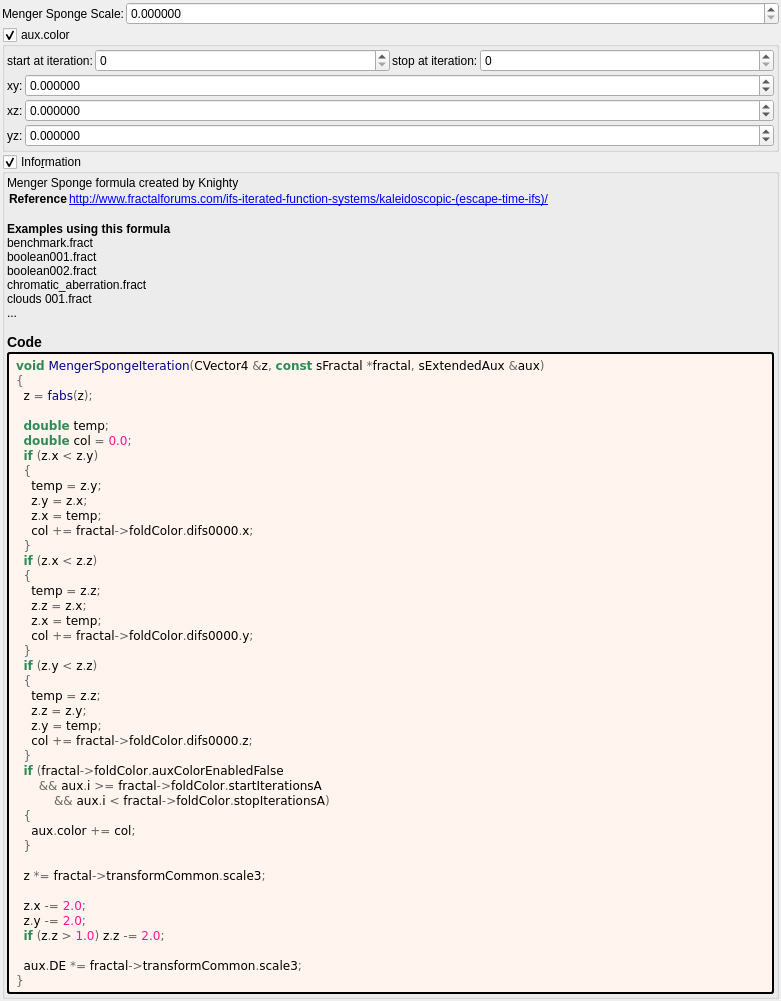
Qt form mandelbulber2/deploy/share/mandelbulber2/formula/ui/menger_sponge.ui (irinox-ctrl/mandelbulber2) before a commit.
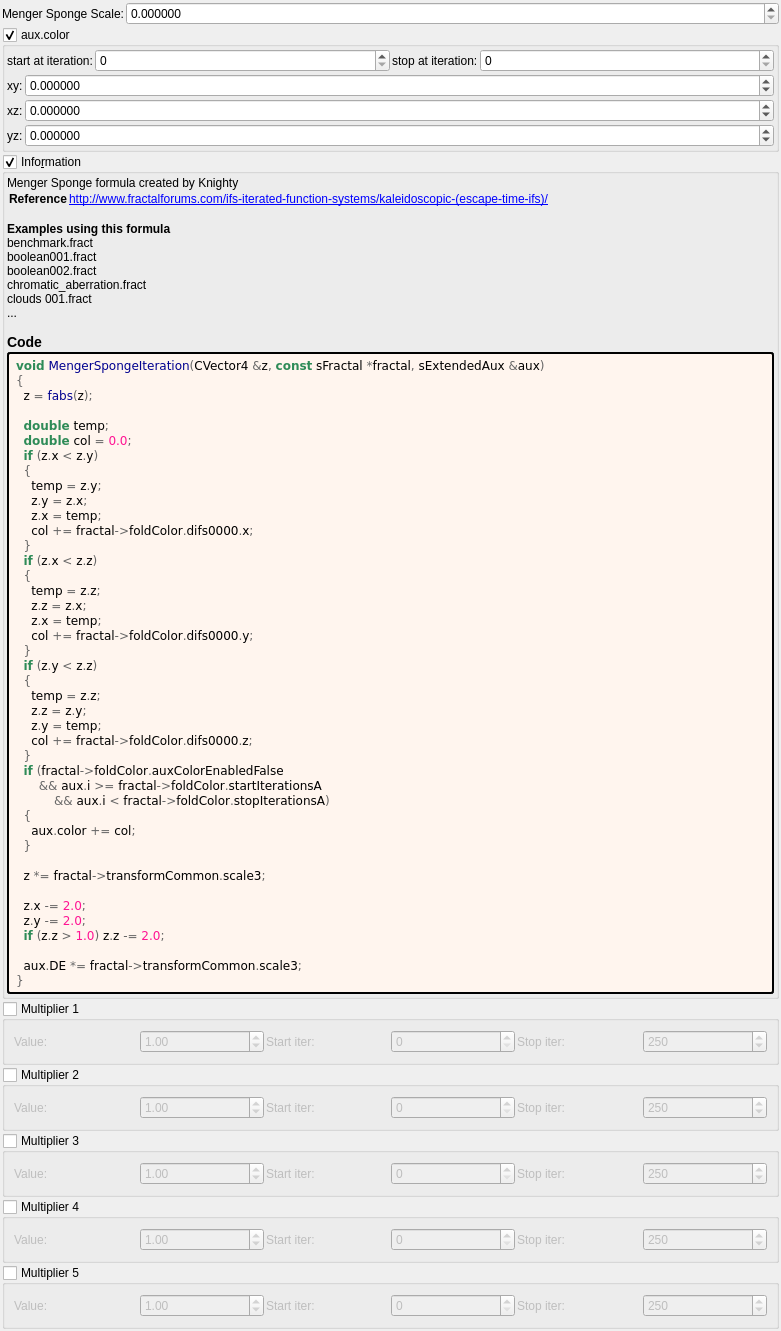
The same form after that commit. Custom widgets are drawn as their Qt base class.

Commit message:
feat: add 5 general-purpose multipliers to all 1007 fractal formulas
Each multiplier has:
- Checkbox (OFF by default)
- Value spinbox (default 1.0, range -100 to 100)
- Iteration start/stop range

Logic: z *= value; DE *= |value|;

Uses existing transformCommon parameters:
- Checkboxes: functionEnabledBx/By/Bz/Bw/CzFalse
- Values: scale4/5/6/8/16
- Ranges: startIterationsB-F/stopIterationsB-F

Modified 1007 .cpp (CPU), 1006 .cl (GPU), 1023 .ui files.
Both source (formula/) and deploy (deploy/share/) copies updated.

What changed in the file:
```diff
--- a/mandelbulber2/deploy/share/mandelbulber2/formula/ui/menger_sponge.ui
+++ b/mandelbulber2/deploy/share/mandelbulber2/formula/ui/menger_sponge.ui
@@ -373,6 +373,192 @@
      </layout>
     </widget>
    </item>
+   <item>
+    <widget class="MyGroupBox" name="groupCheck_transf_function_enabledBx_false">
+     <property name="title"><string>Multiplier 1</string></property>
+     <property name="checkable"><bool>true</bool></property>
+     <property name="checked"><bool>false</bool></property>
+     <layout class="QGridLayout" name="gridLayout_mult1">
+      <property name="spacing"><number>2</number></property>
+      <item row="0" column="0">
+       <widget class="QLabel"><property name="text"><string>Value:</string></property></widget>
+      </item>
+      <item row="0" column="1">
+       <widget class="MyDoubleSpinBox" name="spinbox_transf_scale_4">
+        <property name="minimum"><double>-100.0</double></property><property name="maximum"><double>100.0</double></property>
+        <property name="singleStep"><double>0.01</double></property><property name="value"><double>1.0</double></property>
+       </widget>
+      </item>
+      <item row="0" column="2">
+       <widget class="QLabel"><property name="text"><string>Start iter:</string></property></widget>
+      </item>
+      <item row="0" column="3">
+       <widget class="MySpinBox" name="spinboxInt_transf_start_iterations_B">
+        <property name="minimum"><number>0</number></property><property name="maximum"><number>10000</number></property>
+        <property name="value"><number>0</number></property>
+       </widget>
+      </item>
+      <item row="0" column="4">
+       <widget class="QLabel"><property name="text"><string>Stop iter:</string></property></widget>
+      </item>
+      <item row="0" column="5">
+       <widget class="MySpinBox" name="spinboxInt_transf_stop_iterations_B">
+        <property name="minimum"><number>0</number></property><property name="maximum"><number>10000</number></property>
+        <property name="value"><number>250</number></property>
+       </widget>
+      </item>
+     </layout>
+    </widget>
+   </item>
+   <item>
+    <widget class="MyGroupBox" name="groupCheck_transf_function_enabledBy_false">
+     <property name="title"><string>Multiplier 2</string></property>
+     <property name="checkable"><bool>true</bool></property>
+     <property name="checked"><bool>false</bool></property>
+     <layout class="QGridLayout" name="gridLayout_mult2">
+      <property name="spacing"><number>2</number></property>
+      <item row="0" column="0">
+       <widget class="QLabel"><property name="text"><string>Value:</string></property></widget>
+      </item>
+      <item row="0" column="1">
+       <widget class="MyDoubleSpinBox" name="spinbox_transf_scale_5">
+        <property name="minimum"><double>-100.0</double></property><property name="maximum"><double>100.0</double></property>
+        <property name="singleStep"><double>0.01</double></property><property name="value"><double>1.0</double></property>
+       </widget>
+      </item>
+      <item row="0" column="2">
+       <widget class="QLabel"><property name="text"><string>Start iter:</string></property></widget>
+      </item>
+      <item row="0" column="3">
+       <widget class="MySpinBox" name="spinboxInt_transf_start_iterations_C">
+        <property name="minimum"><number>0</number></property><property name="maximum"><number>10000</number></property>
+        <property name="value"><number>0</number></property>
+       </widget>
+      </item>
+      <item row="0" column="4">
+       <widget class="QLabel"><property name="text"><string>Stop iter:</string></property></widget>
+      </item>
+      <item row="0" column="5">
+       <widget class="MySpinBox" name="spinboxInt_transf_stop_iterations_C">
+        <property name="minimum"><number>0</number></property><property name="maximum"><number>10000</number></property>
+        <property name="value"><number>250</number></property>
+       </widget>
+      </item>
+     </layout>
+    </widget>
+   </item>
+   <item>
+    <widget class="MyGroupBox" name="groupCheck_transf_function_enabledBz_false">
+     <property name="title"><string>Multiplier 3</string></property>
+     <property name="checkable"><bool>true</bool></property>
+     <property name="checked"><bool>false</bool></property>
+     <layout class="QGridLayout" name="gridLayout_mult3">
+      <property name="spacing"><number>2</number></property>
+      <item row="0" column="0">
+       <widget class="QLabel"><property name="text"><string>Value:</string></property></widget>
+      </item>
+      <item row="0" column="1">
+       <widget class="MyDoubleSpinBox" name="spinbox_transf_scale_6">
+        <property name="minimum"><double>-100.0</double></property><property name="maximum"><double>100.0</double></property>
+        <property name="singleStep"><double>0.01</double></property><property name="value"><double>1.0</double></property>
+       </widget>
+      </item>
+      <item row="0" column="2">
+       <widget class="QLabel"><property name="text"><string>Start iter:</string></property></widget>
+      </item>
+      <item row="0" column="3">
+       <widget class="MySpinBox" name="spinboxInt_transf_start_iterations_D">
+        <property name="minimum"><number>0</number></property><property name="maximum"><number>10000</number></property>
+        <property name="value"><number>0</number></property>
+       </widget>
+      </item>
+      <item row="0" column="4">
+       <widget class="QLabel"><property name="text"><string>Stop iter:</string></property></widget>
+      </item>
+      <item row="0" column="5">
+       <widget class="MySpinBox" name="spinboxInt_transf_stop_iterations_D">
+        <property name="minimum"><number>0</number></property><property name="maximum"><number>10000</number></property>
+        <property name="value"><number>250</number></property>
+       </widget>
+      </item>
+     </layout>
+    </widget>
+   </item>
+   <item>
+    <widget class="MyGroupBox" name="groupCheck_transf_function_enabledBw_false">
+     <property name="title"><string>Multiplier 4</string></property>
+     <property name="checkable"><bool>true</bool></property>
+     <property name="checked"><bool>false</bool></property>
+     <layout class="QGridLayout" name="gridLayout_mult4">
+      <property name="spacing"><number>2</number></property>
+      <item row="0" column="0">
+       <widget class="QLabel"><property name="text"><string>Value:</string></property></widget>
+      </item>
+      <item row="0" column="1">
+       <widget class="MyDoubleSpinBox" name="spinbox_transf_scale_8">
+        <property name="minimum"><double>-100.0</double></property><property name="maximum"><double>100.0</double></property>
+        <property name="singleStep"><double>0.01</double></property><property name="value"><double>1.0</double></property>
+       </widget>
+      </item>
+      <item row="0" column="2">
+       <widget class="QLabel"><property name="text"><string>Start iter:</string></property></widget>
+      </item>
+      <item row="0" column="3">
+       <widget class="MySpinBox" name="spinboxInt_transf_start_iterations_E">
+        <property name="minimum"><number>0</number></property><property name="maximum"><number>10000</number></property>
+        <property name="value"><number>0</number></property>
+       </widget>
+      </item>
+      <item row="0" column="4">
+       <widget class="QLabel"><property name="text"><string>Stop iter:</string></property></widget>
+      </item>
+      <item row="0" column="5">
+       <widget class="MySpinBox" name="spinboxInt_transf_stop_iterations_E">
+        <property name="minimum"><number>0</number></property><property name="maximum"><number>10000</number></property>
+        <property name="value"><number>250</number></property>
+       </widget>
+      </item>
+     </layout>
+    </widget>
+   </item>
+   <item>
+    <widget class="MyGroupBox" name="groupCheck_transf_function_enabledCz_false">
+     <property name="title"><string>Multiplier 5</string></property>
+     <property name="checkable"><bool>true</bool></property>
+     <property name="checked"><bool>false</bool></property>
+     <layout class="QGridLayout" name="gridLayout_mult5">
+      <property name="spacing"><number>2</number></property>
+      <item row="0" column="0">
+       <widget class="QLabel"><property name="text"><string>Value:</string></property></widget>
+      </item>
+      <item row="0" column="1">
+       <widget class="MyDoubleSpinBox" name="spinbox_transf_scale_16">
+        <property name="minimum"><double>-100.0</double></property><property name="maximum"><double>100.0</double></property>
+        <property name="singleStep"><double>0.01</double></property><property name="value"><double>1.0</double></property>
+       </widget>
+      </item>
+      <item row="0" column="2">
+       <widget class="QLabel"><property name="text"><string>Start iter:</string></property></widget>
+      </item>
+      <item row="0" column="3">
+       <widget class="MySpinBox" name="spinboxInt_transf_start_iterations_F">
+        <property name="minimum"><number>0</number></property><property name="maximum"><number>10000</number></property>
+        <property name="value"><number>0</number></property>
+       </widget>
+      </item>
+      <item row="0" column="4">
+       <widget class="QLabel"><property name="text"><string>Stop iter:</string></property></widget>
+      </item>
+      <item row="0" column="5">
+       <widget class="MySpinBox" name="spinboxInt_transf_stop_iterations_F">
+        <property name="minimum"><number>0</number></property><property name="maximum"><number>10000</number></property>
+        <property name="value"><number>250</number></property>
+       </widget>
+      </item>
+     </layout>
+    </widget>
+   </item>
+
    <item>
     <spacer name="verticalSpacer">
      <property name="orientation">
```
The commit also changes 3972 other files.
